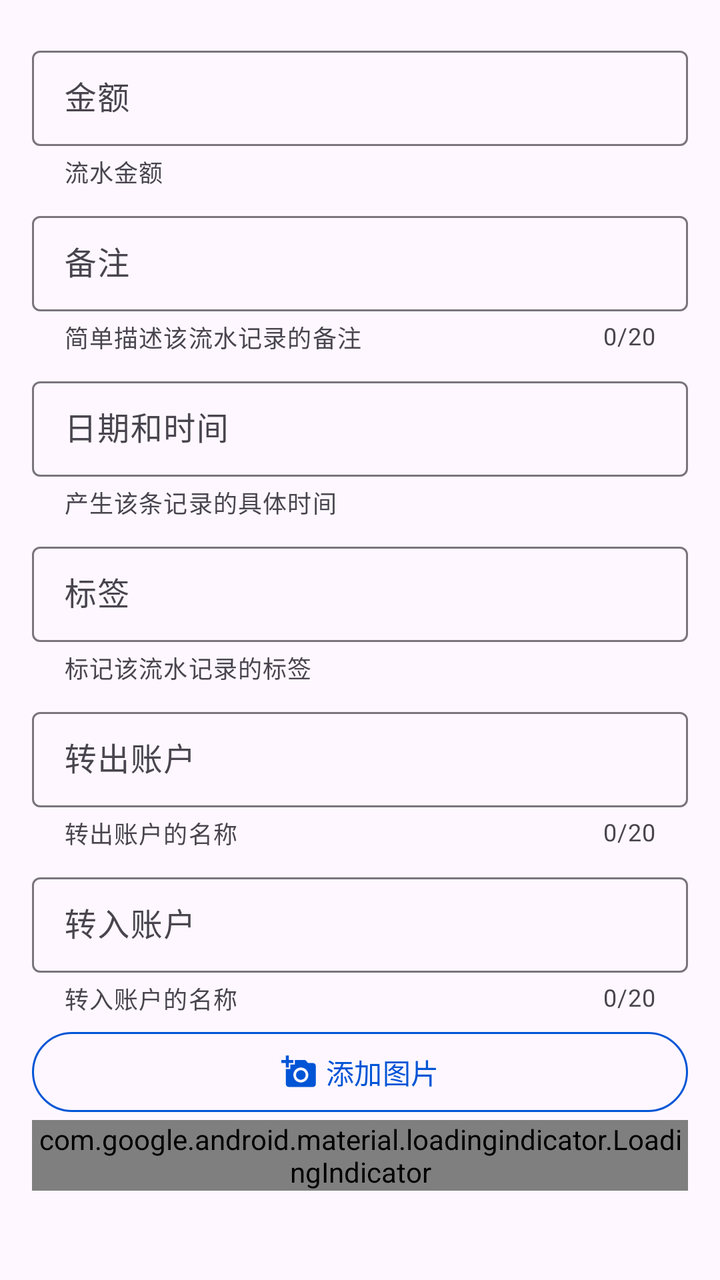
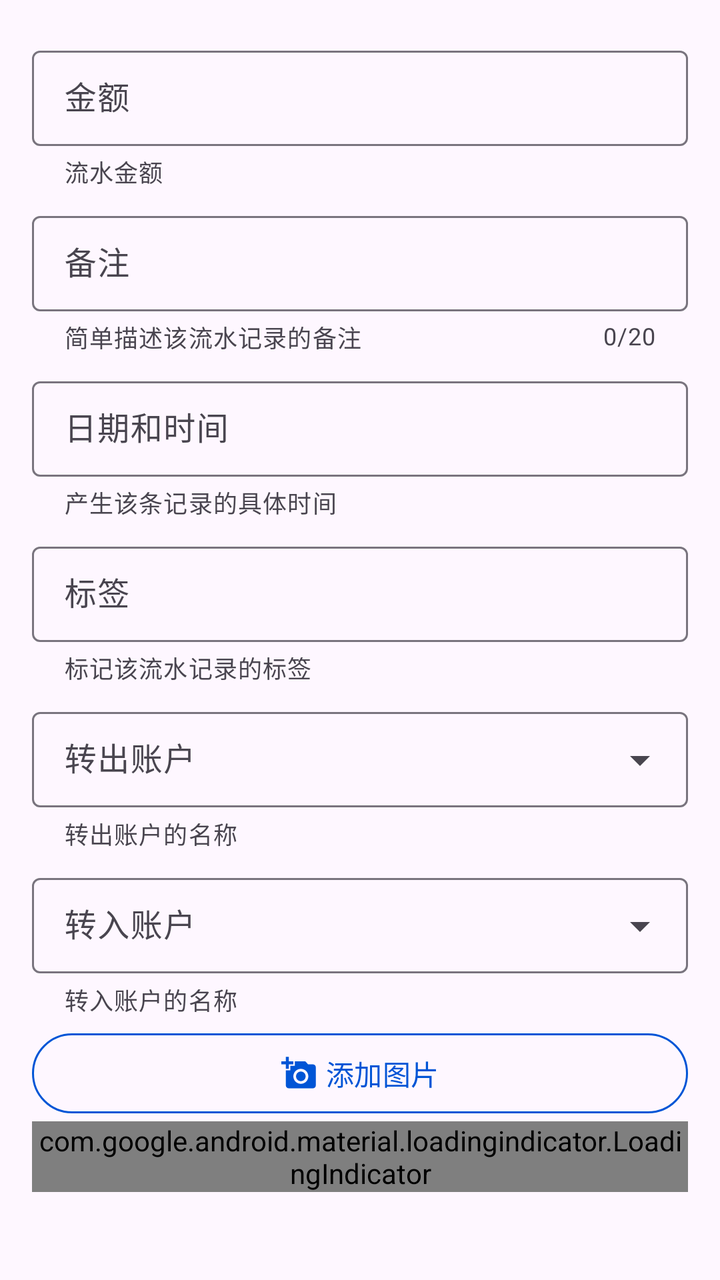

Before-and-after screenshots of an Android layout around one commit, followed by the original layout XML and the change that was made.
<!-- AndroidManifest.xml: application theme Theme.ManagerAssistant.Static -->
<!-- res/layout/fragment_transfer.xml -->
<?xml version="1.0" encoding="utf-8"?>
<androidx.core.widget.NestedScrollView xmlns:android="http://schemas.android.com/apk/res/android"
    xmlns:app="http://schemas.android.com/apk/res-auto"
    android:id="@+id/root_layout"
    android:layout_width="match_parent"
    android:layout_height="match_parent"
    android:orientation="vertical"
    android:padding="16dp">

    <LinearLayout
        android:layout_width="match_parent"
        android:layout_height="wrap_content"
        android:orientation="vertical">

        <com.google.android.material.textfield.TextInputLayout
            android:id="@+id/amount_layout"
            style="@style/CommonTextInputLayoutStyle"
            android:layout_width="match_parent"
            android:layout_height="wrap_content"
            app:counterEnabled="false"
            app:endIconDrawable="@drawable/baseline_clear_24"
            app:endIconMode="clear_text"
            app:helperText="@string/account_amount_help">

            <com.google.android.material.textfield.TextInputEditText
                android:id="@+id/amount_input"
                style="@style/UserInputEditTextStyle"
                android:layout_width="match_parent"
                android:layout_height="wrap_content"
                android:hint="@string/amount"
                android:inputType="numberDecimal" />
        </com.google.android.material.textfield.TextInputLayout>

        <com.google.android.material.textfield.TextInputLayout
            android:id="@+id/remark_layout"
            style="@style/CommonTextInputLayoutStyle"
            android:layout_width="match_parent"
            android:layout_height="wrap_content"
            android:hint="@string/remark"
            app:counterMaxLength="20"
            app:endIconDrawable="@drawable/baseline_clear_24"
            app:endIconMode="clear_text"
            app:helperText="@string/account_remark_help">

            <com.google.android.material.textfield.TextInputEditText
                android:id="@+id/remark_input"
                style="@style/UserInputEditTextStyle"
                android:layout_width="match_parent"
                android:layout_height="wrap_content" />
        </com.google.android.material.textfield.TextInputLayout>

        <com.google.android.material.textfield.TextInputLayout
            android:id="@+id/datetime_layout"
            style="@style/CommonTextInputLayoutStyle"
            android:layout_width="match_parent"
            android:layout_height="wrap_content"
            android:hint="@string/date_time"
            app:counterEnabled="false"
            app:helperText="@string/account_datetime_help">

            <com.google.android.material.textfield.MaterialAutoCompleteTextView
                android:id="@+id/datetime_input"
                style="@style/AutoCompleteTextViewStyle"
                android:layout_width="match_parent"
                android:layout_height="wrap_content" />
        </com.google.android.material.textfield.TextInputLayout>

        <com.google.android.material.textfield.TextInputLayout
            android:id="@+id/running_account_tag_layout"
            style="@style/CommonTextInputLayoutStyle"
            android:layout_width="match_parent"
            android:layout_height="wrap_content"
            android:hint="@string/tag"
            app:counterEnabled="false"
            app:helperText="@string/account_tag_help">

            <com.google.android.material.textfield.MaterialAutoCompleteTextView
                android:id="@+id/running_account_tag_input"
                style="@style/AutoCompleteTextViewStyle"
                android:layout_width="match_parent"
                android:layout_height="wrap_content" />
        </com.google.android.material.textfield.TextInputLayout>

        
        <com.google.android.material.textfield.TextInputLayout
            android:id="@+id/export_account_layout"
            style="@style/CommonTextInputLayoutStyle"
            android:layout_width="match_parent"
            android:layout_height="wrap_content"
            app:counterMaxLength="20"
            app:endIconDrawable="@drawable/baseline_clear_24"
            app:endIconMode="clear_text"
            app:helperText="@string/account_export_help">

            <com.google.android.material.textfield.TextInputEditText
                android:id="@+id/export_account_input"
                style="@style/UserInputEditTextStyle"
                android:layout_width="match_parent"
                android:layout_height="wrap_content"
                android:hint="@string/export_account" />
        </com.google.android.material.textfield.TextInputLayout>

        <com.google.android.material.textfield.TextInputLayout
            android:id="@+id/import_account_layout"
            style="@style/CommonTextInputLayoutStyle"
            android:layout_width="match_parent"
            android:layout_height="wrap_content"
            app:counterMaxLength="20"
            app:endIconDrawable="@drawable/baseline_clear_24"
            app:endIconMode="clear_text"
            app:helperText="@string/account_import_help">

            <com.google.android.material.textfield.TextInputEditText
                android:id="@+id/import_account_input"
                style="@style/UserInputEditTextStyle"
                android:layout_width="match_parent"
                android:layout_height="wrap_content"
                android:hint="@string/import_account" />
        </com.google.android.material.textfield.TextInputLayout>

        
        <LinearLayout
            android:layout_width="match_parent"
            android:layout_height="wrap_content"
            android:orientation="horizontal">

            <com.google.android.material.button.MaterialButton
                android:id="@+id/picture_add"
                style="@style/OutlinedBtnStyle"
                android:layout_width="0dp"
                android:layout_height="wrap_content"
                android:layout_marginStart="0dp"
                android:layout_marginEnd="0dp"
                android:layout_weight="1"
                android:text="@string/add_picture"
                app:icon="@drawable/baseline_add_a_photo_24"
                app:iconGravity="textStart" />

            <com.google.android.material.button.MaterialButton
                android:id="@+id/picture_delete_btn"
                android:layout_width="0dp"
                android:layout_height="wrap_content"
                android:layout_marginStart="10dp"
                android:layout_weight="1"
                android:text="@string/delete_picture"
                android:visibility="gone"
                app:icon="@drawable/baseline_delete_forever_24"
                app:iconGravity="textStart" />
        </LinearLayout>

        <com.google.android.material.loadingindicator.LoadingIndicator
            android:id="@+id/loading_indicator"
            android:layout_width="wrap_content"
            android:layout_height="wrap_content"
            android:layout_gravity="center_horizontal" />

        <androidx.recyclerview.widget.RecyclerView
            android:id="@+id/picture_recycler"
            android:layout_width="match_parent"
            android:layout_height="0dp"
            android:layout_weight="1"
            android:nestedScrollingEnabled="false" />
    </LinearLayout>
</androidx.core.widget.NestedScrollView>
<!-- resources referenced by this layout -->
<resources>
  <!-- drawable baseline_clear_24 (drawable) -->
  <vector xmlns:android="http://schemas.android.com/apk/res/android" android:height="24dp" android:tint="#000000" android:viewportHeight="24" android:viewportWidth="24" android:width="24dp">
        
      <path android:fillColor="@android:color/white" android:pathData="M19,6.41L17.59,5 12,10.59 6.41,5 5,6.41 10.59,12 5,17.59 6.41,19 12,13.41 17.59,19 19,17.59 13.41,12z"/>
      
  </vector>
  <string name="account_amount_help">流水金额</string>
  <string name="account_datetime_help">产生该条记录的具体时间</string>
  <string name="account_export_help">转出账户的名称</string>
  <string name="account_import_help">转入账户的名称</string>
  <string name="account_remark_help">简单描述该流水记录的备注</string>
  <string name="account_tag_help">标记该流水记录的标签</string>
  <string name="add_picture">添加图片</string>
  <string name="amount">金额</string>
  <string name="date_time">日期和时间</string>
  <string name="delete_picture">删除图片</string>
  <string name="export_account">转出账户</string>
  <string name="import_account">转入账户</string>
  <string name="remark">备注</string>
  <string name="tag">标签</string>
  <style name="AutoCompleteTextViewStyle" parent="Widget.Material3.AutoCompleteTextView.OutlinedBox.Dense">
          <item name="android:inputType">none</item>
          <item name="android:textColorHighlight">?attr/colorControlHighlight</item>
      </style>
  <style name="CommonTextInputLayoutStyle" parent="Widget.Material3.TextInputLayout.OutlinedBox.Dense">
          <item name="errorEnabled">true</item>
          <item name="counterEnabled">true</item>
          <item name="helperTextEnabled">true</item>
          <item name="android:layout_marginTop">4dp</item>
          <item name="android:layout_marginBottom">4dp</item>
      </style>
  <style name="OutlinedBtnStyle" parent="Widget.Material3.Button.OutlinedButton">
          <item name="android:textColor">?attr/colorPrimary</item>
          <item name="strokeColor">?attr/colorPrimary</item>
          <item name="strokeWidth">1dp</item>
          <item name="android:layout_marginStart">10dp</item>
          <item name="android:layout_marginEnd">10dp</item>
      </style>
  <style name="UserInputEditTextStyle" parent="Widget.Material3.TextInputEditText.OutlinedBox.Dense">
          <item name="android:inputType">text</item>
          <item name="android:textColorHighlight">?attr/colorSurfaceVariant</item>
          <item name="android:maxLength">20</item>
      </style>
  <color name="color_primary">#0055d6</color>
  <color name="color_on_primary">#ffffff</color>
  <color name="color_primary_container">#d8e1fe</color>
  <color name="color_secondary_container">#e0e1ff</color>
  <color name="color_surface">#faf9ff</color>
  <color name="color_surface_container">#ebedfa</color>
  <color name="color_surface_container_low">#edeffc</color>
  <style name="ToolBarStyle" parent="Widget.Material3.Toolbar">
          <item name="android:backgroundTint">?attr/colorSurface</item>
          <item name="navigationIconTint">?attr/colorPrimary</item>
          <item name="contentInsetStart">10dp</item>
          <item name="titleTextAppearance">?attr/textAppearanceHeadlineSmall</item>
      </style>
  <!-- unchanged entries left out for length: 3 -->
</resources>

<!-- the commit's change to res/layout/fragment_transfer.xml (unified diff, before → after) -->
@@ -60,7 +60,7 @@
 
             <com.google.android.material.textfield.MaterialAutoCompleteTextView
                 android:id="@+id/datetime_input"
-                style="@style/AutoCompleteTextViewStyle"
+                style="@style/UneditableAutoCompleteTextViewStyle"
                 android:layout_width="match_parent"
                 android:layout_height="wrap_content" />
         </com.google.android.material.textfield.TextInputLayout>
@@ -76,7 +76,7 @@
 
             <com.google.android.material.textfield.MaterialAutoCompleteTextView
                 android:id="@+id/running_account_tag_input"
-                style="@style/AutoCompleteTextViewStyle"
+                style="@style/UneditableAutoCompleteTextViewStyle"
                 android:layout_width="match_parent"
                 android:layout_height="wrap_content" />
         </com.google.android.material.textfield.TextInputLayout>
@@ -84,17 +84,15 @@
         
         <com.google.android.material.textfield.TextInputLayout
             android:id="@+id/export_account_layout"
-            style="@style/CommonTextInputLayoutStyle"
+            style="@style/DropdownMenuTextInputLayoutStyle"
             android:layout_width="match_parent"
             android:layout_height="wrap_content"
             app:counterMaxLength="20"
-            app:endIconDrawable="@drawable/baseline_clear_24"
-            app:endIconMode="clear_text"
             app:helperText="@string/account_export_help">
 
-            <com.google.android.material.textfield.TextInputEditText
+            <com.google.android.material.textfield.MaterialAutoCompleteTextView
                 android:id="@+id/export_account_input"
-                style="@style/UserInputEditTextStyle"
+                style="@style/EditableAutoCompleteTextViewStyle"
                 android:layout_width="match_parent"
                 android:layout_height="wrap_content"
                 android:hint="@string/export_account" />
@@ -102,17 +100,15 @@
 
         <com.google.android.material.textfield.TextInputLayout
             android:id="@+id/import_account_layout"
-            style="@style/CommonTextInputLayoutStyle"
+            style="@style/DropdownMenuTextInputLayoutStyle"
             android:layout_width="match_parent"
             android:layout_height="wrap_content"
             app:counterMaxLength="20"
-            app:endIconDrawable="@drawable/baseline_clear_24"
-            app:endIconMode="clear_text"
             app:helperText="@string/account_import_help">
 
-            <com.google.android.material.textfield.TextInputEditText
+            <com.google.android.material.textfield.MaterialAutoCompleteTextView
                 android:id="@+id/import_account_input"
-                style="@style/UserInputEditTextStyle"
+                style="@style/EditableAutoCompleteTextViewStyle"
                 android:layout_width="match_parent"
                 android:layout_height="wrap_content"
                 android:hint="@string/import_account" />
<!-- resource entries referenced after the edit -->
@@ -20,10 +20,6 @@
   <string name="import_account">转入账户</string>
   <string name="remark">备注</string>
   <string name="tag">标签</string>
-  <style name="AutoCompleteTextViewStyle" parent="Widget.Material3.AutoCompleteTextView.OutlinedBox.Dense">
-          <item name="android:inputType">none</item>
-          <item name="android:textColorHighlight">?attr/colorControlHighlight</item>
-      </style>
   <style name="CommonTextInputLayoutStyle" parent="Widget.Material3.TextInputLayout.OutlinedBox.Dense">
           <item name="errorEnabled">true</item>
           <item name="counterEnabled">true</item>
@@ -31,12 +27,25 @@
           <item name="android:layout_marginTop">4dp</item>
           <item name="android:layout_marginBottom">4dp</item>
       </style>
+  <style name="DropdownMenuTextInputLayoutStyle" parent="Widget.Material3.TextInputLayout.OutlinedBox.Dense.ExposedDropdownMenu">
+          <item name="errorEnabled">true</item>
+          <item name="helperTextEnabled">true</item>
+          <item name="android:layout_marginTop">4dp</item>
+          <item name="android:layout_marginBottom">4dp</item>
+      </style>
+  <style name="EditableAutoCompleteTextViewStyle" parent="UneditableAutoCompleteTextViewStyle">
+          <item name="android:inputType">text</item>
+      </style>
   <style name="OutlinedBtnStyle" parent="Widget.Material3.Button.OutlinedButton">
           <item name="android:textColor">?attr/colorPrimary</item>
           <item name="strokeColor">?attr/colorPrimary</item>
           <item name="strokeWidth">1dp</item>
           <item name="android:layout_marginStart">10dp</item>
           <item name="android:layout_marginEnd">10dp</item>
+      </style>
+  <style name="UneditableAutoCompleteTextViewStyle" parent="Widget.Material3.AutoCompleteTextView.OutlinedBox.Dense">
+          <item name="android:inputType">none</item>
+          <item name="android:textColorHighlight">?attr/colorControlHighlight</item>
       </style>
   <style name="UserInputEditTextStyle" parent="Widget.Material3.TextInputEditText.OutlinedBox.Dense">
           <item name="android:inputType">text</item>
